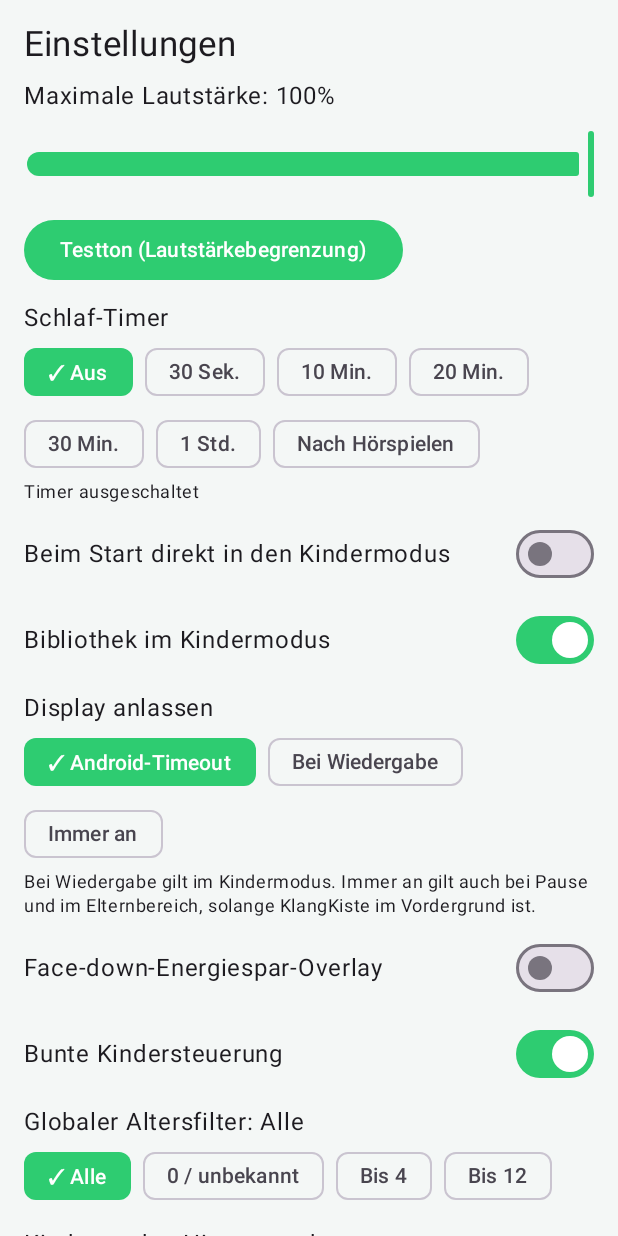
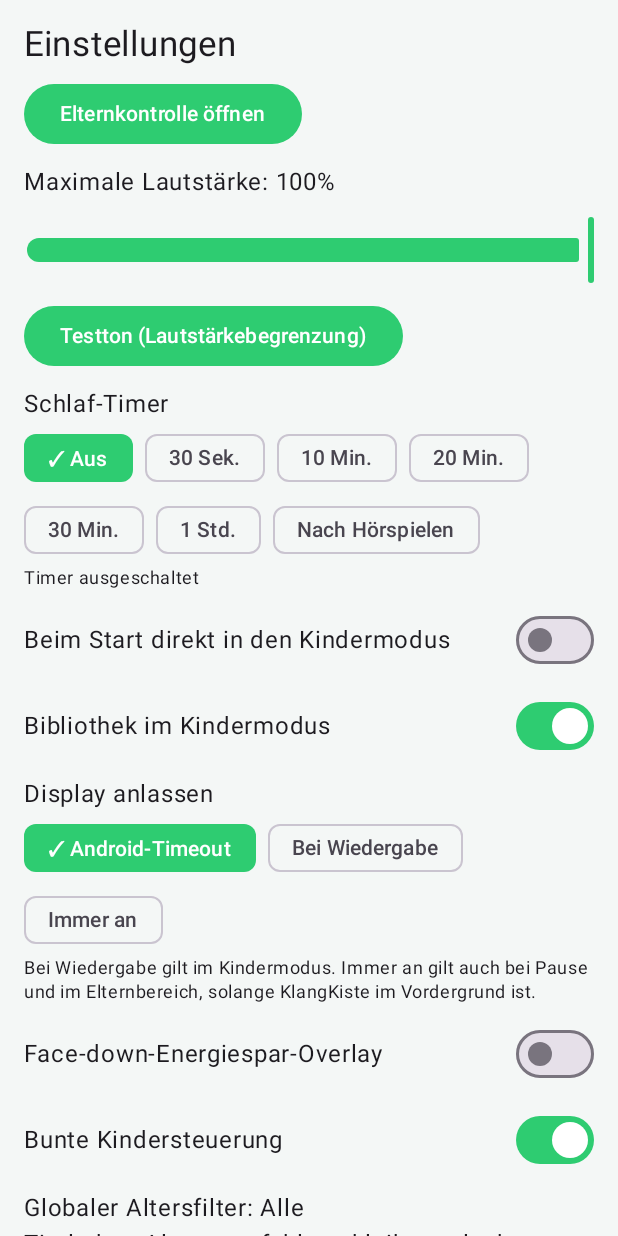
Before and after one commit to basecore/Klangkiste-2.0, an Android app built with Jetpack Compose: the composable SettingsScreen shown on its own in the app's theme, on a phone screen of 412 x 824 dp. Run offline under Robolectric (Android 15) with nearby library versions, the phone set to English and light mode, and no system bars; our stand-ins replace Room's generated code; 4 statements that could not run were skipped.

Commit message:
Zeitregel-Editor im Elternbereich anzeigen

```diff
--- a/app/src/main/java/de/basecore/klangkiste2/ui/SettingsStatsScreens.kt
+++ b/app/src/main/java/de/basecore/klangkiste2/ui/SettingsStatsScreens.kt
@@ -32,6 +32,7 @@ internal fun SettingsScreen(vm:KlangKisteViewModel,settings:AppSettingsEntity,on
  val storyLimit by vm.sleepStoryLimit.collectAsState()
  val storiesRemaining by vm.sleepStoriesRemaining.collectAsState()
  val playing by vm.isPlaying.collectAsState()
+ var showRules by rememberSaveable { mutableStateOf(false) }
  var showStoryDialog by rememberSaveable { mutableStateOf(false) }
  var storyInput by rememberSaveable { mutableStateOf("2") }
  if(showStoryDialog){
@@ -48,6 +49,8 @@ internal fun SettingsScreen(vm:KlangKisteViewModel,settings:AppSettingsEntity,on
  val timers=listOf(0.0 to "Aus",0.5 to "30 Sek.",10.0 to "10 Min.",20.0 to "20 Min.",30.0 to "30 Min.",60.0 to "1 Std.")
  LazyColumn(Modifier.fillMaxSize(),contentPadding=PaddingValues(16.dp),verticalArrangement=Arrangement.spacedBy(9.dp)){
   item{Text("Einstellungen",fontSize=23.sp)}
+  item{Button(onClick={showRules=!showRules}){Text(if(showRules) "Elternkontrolle ausblenden" else "Elternkontrolle öffnen")}}
+  if(showRules) item(key="listening_rules"){ListeningRules()}
   item{Text("Maximale Lautstärke: ${(settings.maxVolume*100).toInt()}%")}
   item{Slider(settings.maxVolume,{v->vm.updateSettings{it.copy(maxVolume=v.coerceIn(0f,1f))}})}
   item{Button(onClick=vm::playTestTone){Text("Testton (Lautstärkebegrenzung)")}}
@@ -78,6 +81,7 @@ internal fun SettingsScreen(vm:KlangKisteViewModel,settings:AppSettingsEntity,on
   item{SettingSwitch("Bunte Kindersteuerung",settings.colorfulControls){v->vm.updateSettings{it.copy(colorfulControls=v)}}}
   item{
    Text("Globaler Altersfilter: ${if(settings.maxAge>=99)"Alle" else "bis ${settings.maxAge} Jahre"}")
+   Text("Titel ohne Altersempfehlung bleiben erlaubt.")
    FlowRow(horizontalArrangement=Arrangement.spacedBy(8.dp)){
     listOf(99 to "Alle",0 to "0 / unbekannt",4 to "Bis 4",12 to "Bis 12").forEach{(age,label)->
      Selection(label,if(age==99)settings.maxAge>=99 else settings.maxAge==age){vm.updateSettings{it.copy(maxAge=age)}}
```
